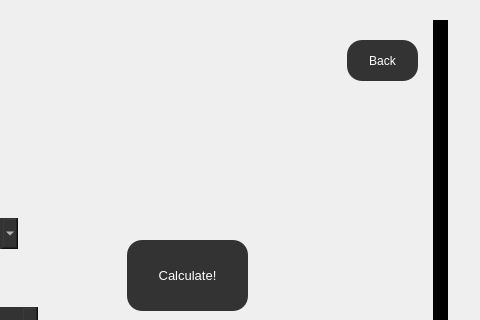
Old version of the form code/calculator.ui in the repository amroomargit/Forge; both pictures show x 723 to 1203 and y 0 to 320 of the 1203 by 721 pixel window.
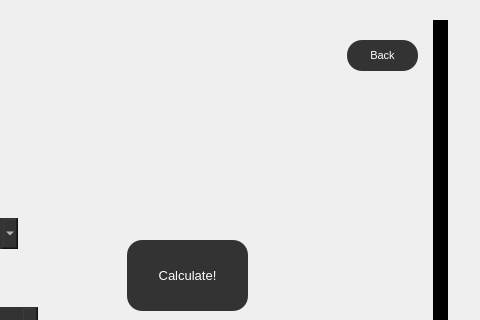
New version of the form. Icons and pictures are not drawn.

```diff
--- a/code/calculator.ui
+++ b/code/calculator.ui
@@ -241,12 +241,12 @@
         <x>1080</x>
         <y>30</y>
         <width>71</width>
-        <height>41</height>
+        <height>31</height>
        </rect>
       </property>
       <property name="font">
        <font>
-        <pointsize>9</pointsize>
+        <pointsize>8</pointsize>
        </font>
       </property>
       <property name="styleSheet">
```
